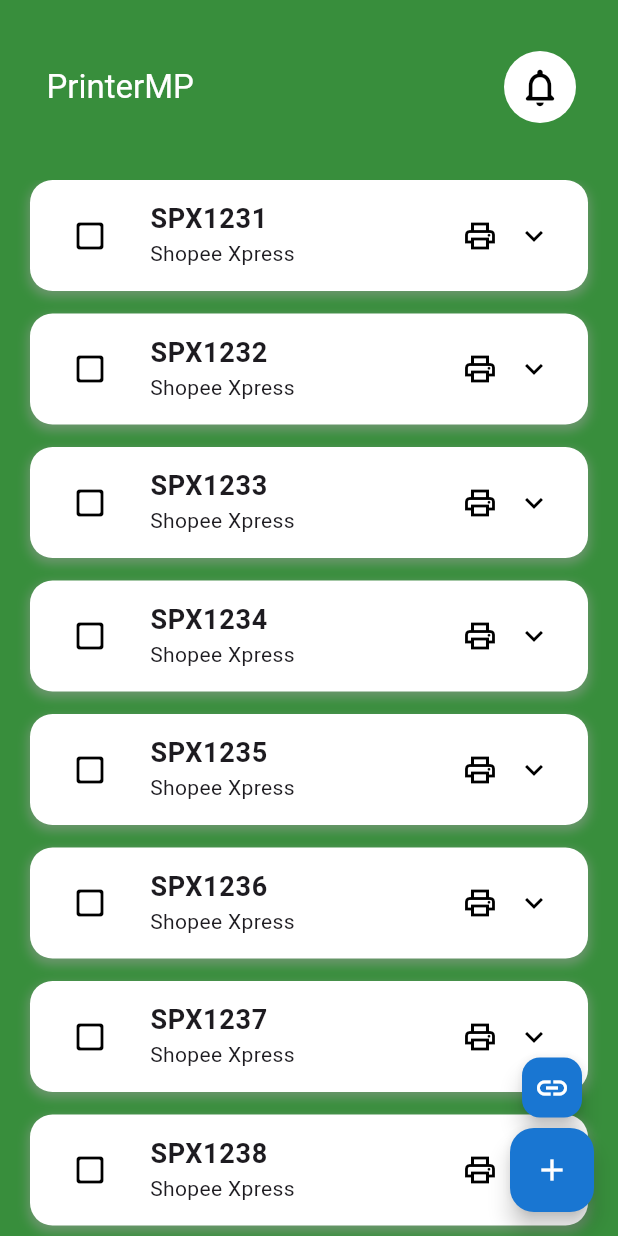
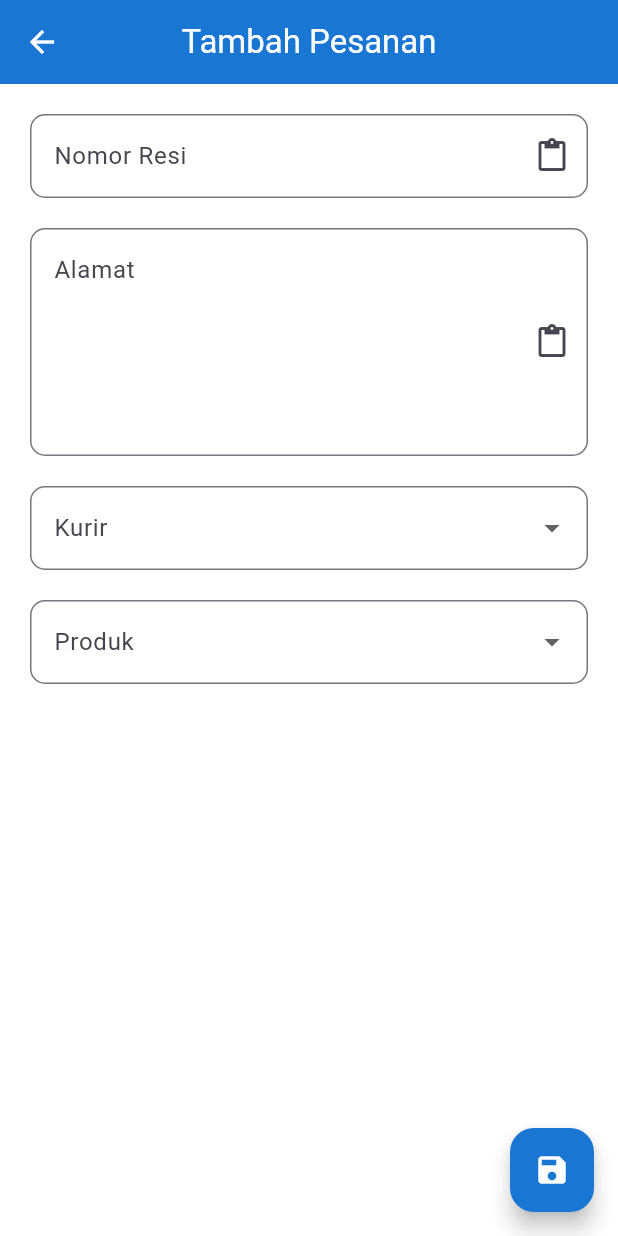
Before and after one commit to annasnurdin/printer_marketplace, a Flutter app: the screen it shows after launch, after a tap on the "add" icon, on a phone screen of 412 x 824 dp. Run offline on Flutter 3.47's test engine with Material 3 defaults, Android fonts, the phone set to English and light mode, and no system bars; Roboto replaces fonts that are missing (Poppins).

Commit message:
Layout tambah pesanan fix

```diff
--- a/lib/main.dart
+++ b/lib/main.dart
@@ -1,5 +1,6 @@
 import 'package:flutter/material.dart';
 import 'package:printer_marketplace/pages/home.dart';
+import 'package:printer_marketplace/pages/tambah_pesanan.dart';
 import 'package:printer_marketplace/themes/colors.dart';
 
 void main() {
--- a/lib/pages/home.dart
+++ b/lib/pages/home.dart
@@ -5,6 +5,7 @@
 
 import 'package:flutter/material.dart';
 import 'package:printer_marketplace/model/pesanan_model.dart';
+import 'package:printer_marketplace/pages/tambah_pesanan.dart';
 import 'package:printer_marketplace/themes/colors.dart';
 
 class Home extends StatefulWidget {
@@ -41,7 +42,10 @@
           ),
           const SizedBox(height: 3),
           FloatingActionButton(
-            onPressed: () {},
+            onPressed: () {
+              Navigator.push(context,
+                  MaterialPageRoute(builder: (context) => TambahPesanan()));
+            },
             tooltip: "Tambah Pesanan",
             backgroundColor: biru,
             foregroundColor: putih,
--- a/lib/pages/tambah_pesanan.dart
+++ b/lib/pages/tambah_pesanan.dart
@@ -1,4 +1,143 @@
-//TODO
-/*
-BUAT HALAMAN INI
-*/
+import 'package:flutter/material.dart';
+import 'package:flutter/services.dart';
+import 'package:printer_marketplace/themes/colors.dart';
+
+class TambahPesanan extends StatefulWidget {
+  const TambahPesanan({super.key});
+
+  @override
+  State<TambahPesanan> createState() => _TambahPesananState();
+}
+
+class _TambahPesananState extends State<TambahPesanan> {
+  final TextEditingController _nomorResiController = TextEditingController();
+  final TextEditingController _alamatController = TextEditingController();
+  String? _selectedKurir;
+  String? _selectedProduk;
+
+  Future<void> _pasteFromClipboard(TextEditingController controller) async {
+    ClipboardData? clipboardData =
+        await Clipboard.getData(Clipboard.kTextPlain);
+    if (clipboardData != null) {
+      setState(() {
+        controller.text = clipboardData.text!;
+      });
+    }
+  }
+
+  @override
+  void dispose() {
+    _nomorResiController.dispose();
+    _alamatController.dispose();
+    super.dispose();
+  }
+
+  @override
+  Widget build(BuildContext context) {
+    return Scaffold(
+      backgroundColor: putih,
+      floatingActionButton: FloatingActionButton(
+        onPressed: () {
+          Navigator.pop(context);
+        },
+        tooltip: "Simpan",
+        backgroundColor: biru,
+        foregroundColor: putih,
+        child: const Icon(Icons.save),
+      ),
+      appBar: AppBar(
+        backgroundColor: biru,
+        iconTheme: const IconThemeData(color: Colors.white),
+        title: const Text(
+          "Tambah Pesanan",
+          style: TextStyle(color: Colors.white),
+        ),
+        centerTitle: true,
+      ),
+      body: Padding(
+        padding: const EdgeInsets.all(20),
+        child: SingleChildScrollView(
+          child: Column(
+            children: [
+              TextField(
+                controller: _nomorResiController,
+                decoration: InputDecoration(
+                  labelText: "Nomor Resi",
+                  suffixIcon: IconButton(
+                    onPressed: () => _pasteFromClipboard(_nomorResiController),
+                    icon: const Icon(Icons.paste),
+                  ),
+                  border: OutlineInputBorder(
+                    borderRadius: BorderRadius.circular(10),
+                    borderSide: BorderSide(color: biru, width: 2),
+                  ),
+                ),
+              ),
+              const SizedBox(height: 20),
+              TextField(
+                controller: _alamatController,
+                maxLines: 5,
+                decoration: InputDecoration(
+                  labelText: "Alamat",
+                  suffixIcon: IconButton(
+                    onPressed: () => _pasteFromClipboard(_alamatController),
+                    icon: const Icon(Icons.paste),
+                  ),
+                  alignLabelWithHint: true,
+                  border: OutlineInputBorder(
+                    borderRadius: BorderRadius.circular(10),
+                    borderSide: BorderSide(color: biru, width: 2),
+                  ),
+                ),
+              ),
+              const SizedBox(height: 20),
+              DropdownButtonFormField<String>(
+                value: _selectedKurir,
+                decoration: InputDecoration(
+                  labelText: "Kurir",
+                  border: OutlineInputBorder(
+                    borderRadius: BorderRadius.circular(10),
+                    borderSide: BorderSide(color: biru, width: 2),
+                  ),
+                ),
+                items: ["SPX", "JNE", "JNT", "REGULER"]
+                    .map((kurir) => DropdownMenuItem(
+                          value: kurir,
+                          child: Text(kurir),
+                        ))
+                    .toList(),
+                onChanged: (value) {
+                  setState(() {
+                    _selectedKurir = value;
+                  });
+                },
+              ),
+              const SizedBox(height: 20),
+              DropdownButtonFormField<String>(
+                value: _selectedProduk,
+                decoration: InputDecoration(
+                  labelText: "Produk",
+                  border: OutlineInputBorder(
+                    borderRadius: BorderRadius.circular(10),
+                    borderSide: BorderSide(color: biru, width: 2),
+                  ),
+                ),
+                items: ["LEM", "PIGEON", "BENANG", "JARUM"]
+                    .map((produk) => DropdownMenuItem(
+                          value: produk,
+                          child: Text(produk),
+                        ))
+                    .toList(),
+                onChanged: (value) {
+                  setState(() {
+                    _selectedProduk = value;
+                  });
+                },
+              ),
+            ],
+          ),
+        ),
+      ),
+    );
+  }
+}
```
